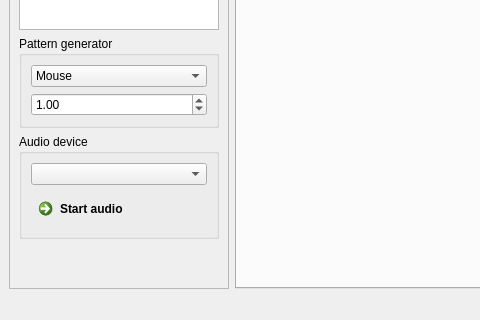
Old version of the form designer/mainwindow.ui in the repository diglet48/restim; both pictures show x 0 to 480 and y 208 to 528 of the 716 by 528 pixel window.
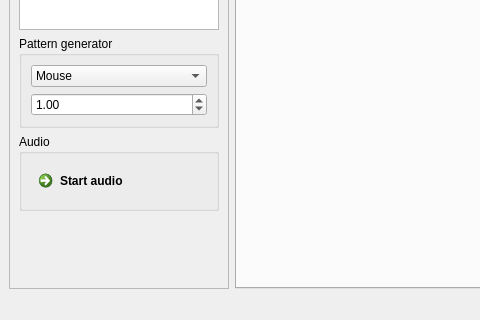
New version of the form. Custom widgets are drawn as their Qt base class.

```diff
--- a/designer/mainwindow.ui
+++ b/designer/mainwindow.ui
@@ -109,12 +109,9 @@
        <item>
         <widget class="QGroupBox" name="groupBox_2">
          <property name="title">
-          <string>Audio device</string>
+          <string>Audio</string>
          </property>
          <layout class="QVBoxLayout" name="verticalLayout_4">
-          <item>
-           <widget class="QComboBox" name="comboBoxAudioDevice"/>
-          </item>
           <item>
            <widget class="QCommandLinkButton" name="startStopAudioButton">
             <property name="text">
```
Left out of the diff: 6 changed lines with no effect on the pictures.
